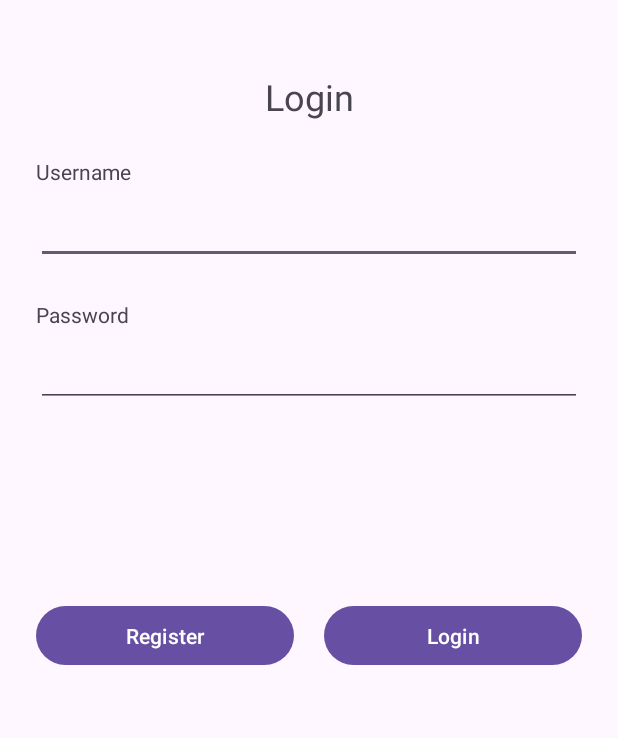
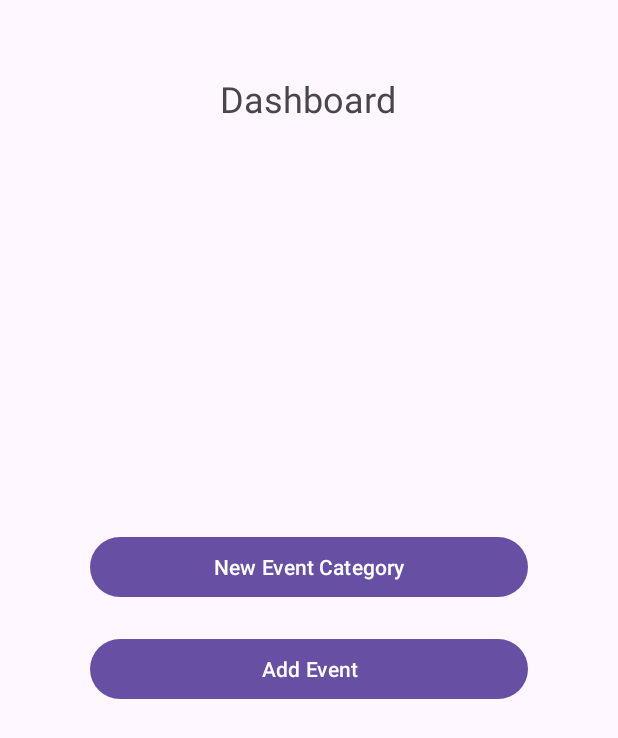
Before and after one commit to Shloktheboss142/EventManagementApp, an Android app: the UserLogin screen opened directly, with no data from a screen before it, after a tap on "Login", on a phone screen of 412 x 824 dp. Shown: the top 738 px of the screen. Run offline under Robolectric (Android 15) with nearby library versions, the phone set to English and light mode, and no system bars.

Commit message:
Dashboard UI done

```diff
--- a/app/src/main/AndroidManifest.xml
+++ b/app/src/main/AndroidManifest.xml
@@ -12,6 +12,12 @@
         android:supportsRtl="true"
         android:theme="@style/Theme.Assignment1"
         tools:targetApi="31">
+        <activity
+            android:name=".NewEventCategory"
+            android:exported="false" />
+        <activity
+            android:name=".Dashboard"
+            android:exported="false" />
         <activity
             android:name=".UserLogin"
             android:exported="false" />
--- /dev/null
+++ b/app/src/main/java/com/fit2081/assignment1/Dashboard.java
@@ -0,0 +1,24 @@
+package com.fit2081.assignment1;
+
+import android.os.Bundle;
+
+import androidx.activity.EdgeToEdge;
+import androidx.appcompat.app.AppCompatActivity;
+import androidx.core.graphics.Insets;
+import androidx.core.view.ViewCompat;
+import androidx.core.view.WindowInsetsCompat;
+
+public class Dashboard extends AppCompatActivity {
+
+    @Override
+    protected void onCreate(Bundle savedInstanceState) {
+        super.onCreate(savedInstanceState);
+        EdgeToEdge.enable(this);
+        setContentView(R.layout.activity_dashboard);
+        ViewCompat.setOnApplyWindowInsetsListener(findViewById(R.id.main), (v, insets) -> {
+            Insets systemBars = insets.getInsets(WindowInsetsCompat.Type.systemBars());
+            v.setPadding(systemBars.left, systemBars.top, systemBars.right, systemBars.bottom);
+            return insets;
+        });
+    }
+}
--- a/app/src/main/java/com/fit2081/assignment1/UserLogin.java
+++ b/app/src/main/java/com/fit2081/assignment1/UserLogin.java
@@ -58,6 +58,8 @@ public class UserLogin extends AppCompatActivity {
 
         if (usernameInput.equals(savedUsername) && passwordInput.equals(savedPassword)) {
             Toast.makeText(this, "Login Successfully", Toast.LENGTH_SHORT).show();
+            Intent intent = new Intent(this, Dashboard.class);
+            startActivity(intent);
         } else {
             Toast.makeText(this, "Invalid username or password", Toast.LENGTH_SHORT).show();
         }
--- /dev/null
+++ b/app/src/main/res/layout/activity_dashboard.xml
@@ -0,0 +1,71 @@
+<?xml version="1.0" encoding="utf-8"?>
+<androidx.constraintlayout.widget.ConstraintLayout xmlns:android="http://schemas.android.com/apk/res/android"
+    xmlns:app="http://schemas.android.com/apk/res-auto"
+    xmlns:tools="http://schemas.android.com/tools"
+    android:id="@+id/main"
+    android:layout_width="match_parent"
+    android:layout_height="match_parent"
+    tools:context=".Dashboard">
+
+    <TextView
+        android:id="@+id/textView3"
+        android:layout_width="wrap_content"
+        android:layout_height="wrap_content"
+        android:text="Dashboard"
+        android:textSize="24sp"
+        app:layout_constraintBottom_toTopOf="@+id/guideline16"
+        app:layout_constraintEnd_toEndOf="parent"
+        app:layout_constraintHorizontal_bias="0.498"
+        app:layout_constraintStart_toStartOf="parent" />
+
+    <androidx.constraintlayout.widget.Guideline
+        android:id="@+id/guideline16"
+        android:layout_width="wrap_content"
+        android:layout_height="wrap_content"
+        android:orientation="horizontal"
+        app:layout_constraintGuide_begin="82dp" />
+
+    <androidx.constraintlayout.widget.Guideline
+        android:id="@+id/guideline17"
+        android:layout_width="wrap_content"
+        android:layout_height="wrap_content"
+        android:orientation="vertical"
+        app:layout_constraintGuide_begin="60dp" />
+
+    <androidx.constraintlayout.widget.Guideline
+        android:id="@+id/guideline18"
+        android:layout_width="wrap_content"
+        android:layout_height="wrap_content"
+        android:orientation="vertical"
+        app:layout_constraintGuide_end="60dp" />
+
+    <androidx.constraintlayout.widget.Guideline
+        android:id="@+id/guideline19"
+        android:layout_width="wrap_content"
+        android:layout_height="wrap_content"
+        android:orientation="horizontal"
+        app:layout_constraintGuide_end="82dp" />
+
+    <Button
+        android:id="@+id/newEventCategory"
+        android:layout_width="0dp"
+        android:layout_height="wrap_content"
+        android:layout_marginBottom="10dp"
+        android:text="New Event Category"
+        app:layout_constraintBottom_toTopOf="@+id/addEvent"
+        app:layout_constraintEnd_toStartOf="@+id/guideline18"
+        app:layout_constraintStart_toStartOf="@+id/guideline17"
+        app:layout_constraintTop_toTopOf="@+id/guideline16"
+        app:layout_constraintVertical_chainStyle="packed" />
+
+    <Button
+        android:id="@+id/addEvent"
+        android:layout_width="0dp"
+        android:layout_height="wrap_content"
+        android:layout_marginTop="10dp"
+        android:text="Add Event"
+        app:layout_constraintBottom_toTopOf="@+id/guideline19"
+        app:layout_constraintEnd_toStartOf="@+id/guideline18"
+        app:layout_constraintStart_toStartOf="@+id/guideline17"
+        app:layout_constraintTop_toBottomOf="@+id/newEventCategory" />
+</androidx.constraintlayout.widget.ConstraintLayout>
--- a/app/src/main/res/layout/activity_main.xml
+++ b/app/src/main/res/layout/activity_main.xml
@@ -11,7 +11,7 @@
         android:layout_width="wrap_content"
         android:layout_height="wrap_content"
         android:orientation="horizontal"
-        app:layout_constraintGuide_begin="81dp" />
+        app:layout_constraintGuide_begin="82dp" />
 
     <TextView
         android:id="@+id/textView3"
--- /dev/null
+++ b/app/src/main/res/layout/activity_new_event_category.xml
@@ -0,0 +1,10 @@
+<?xml version="1.0" encoding="utf-8"?>
+<androidx.constraintlayout.widget.ConstraintLayout xmlns:android="http://schemas.android.com/apk/res/android"
+    xmlns:app="http://schemas.android.com/apk/res-auto"
+    xmlns:tools="http://schemas.android.com/tools"
+    android:id="@+id/main"
+    android:layout_width="match_parent"
+    android:layout_height="match_parent"
+    tools:context=".NewEventCategory">
+
+</androidx.constraintlayout.widget.ConstraintLayout>
```
